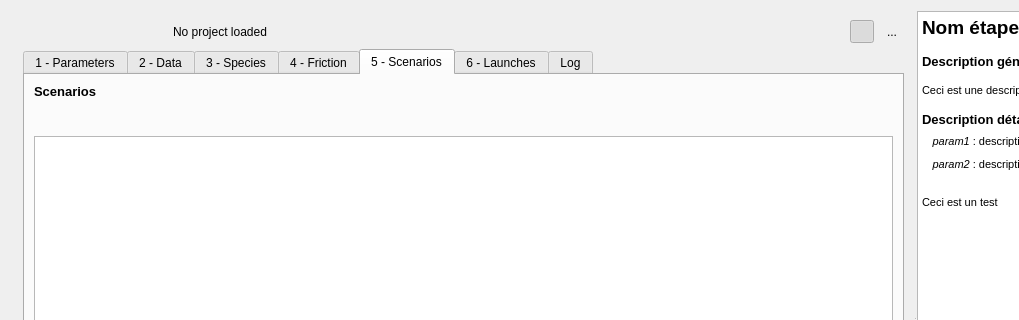
MathieuChailloux/MitiConnect, file ui/miti_connect_dialog_base.ui: the form before one commit; both pictures show x 0 to 1019 and y 0 to 320 of the 1137 by 725 pixel window.
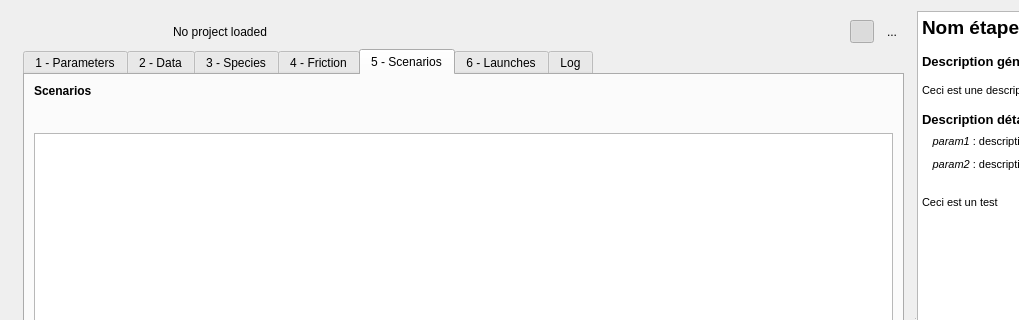
The form after the commit. The open tabs and pages were chosen to show the change. Icons and pictures are not drawn. Custom widgets are drawn as their Qt base class.

```diff
--- a/ui/miti_connect_dialog_base.ui
+++ b/ui/miti_connect_dialog_base.ui
@@ -83,8 +83,8 @@
            <rect>
             <x>0</x>
             <y>0</y>
-            <width>903</width>
-            <height>631</height>
+            <width>895</width>
+            <height>624</height>
            </rect>
           </property>
           <property name="sizePolicy">
@@ -1619,7 +1619,7 @@
                     </property>
                     <property name="font">
                      <font>
-                      <pointsize>10</pointsize>
+                      <pointsize>9</pointsize>
                       <weight>75</weight>
                       <bold>true</bold>
                      </font>
@@ -1640,7 +1640,7 @@
                     <property name="minimumSize">
                      <size>
                       <width>0</width>
-                      <height>25</height>
+                      <height>23</height>
                      </size>
                     </property>
                     <property name="maximumSize">
```
Left out of the diff: 126 changed lines with no effect on the pictures.
